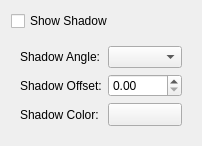
First picture: the form in libs/widgets/KoShadowConfigWidget.ui, repository KDE/krita, before the edit.
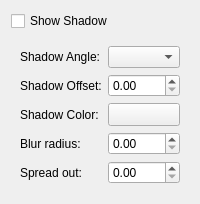
Second picture: the form after the edit. Custom widgets are drawn as their Qt base class.

Commit message: blur and spread support for KoShapeShadow

Patch:
```diff
--- a/libs/widgets/KoShadowConfigWidget.ui
+++ b/libs/widgets/KoShadowConfigWidget.ui
@@ -6,8 +6,8 @@
    <rect>
     <x>0</x>
     <y>0</y>
-    <width>202</width>
-    <height>131</height>
+    <width>196</width>
+    <height>175</height>
    </rect>
   </property>
   <layout class="QGridLayout" name="gridLayout_2">
@@ -28,7 +28,7 @@
         </property>
        </widget>
       </item>
-      <item row="0" column="1">
+      <item row="0" column="1" colspan="2">
        <widget class="KoSliderCombo" name="shadowAngle"/>
       </item>
       <item row="1" column="0">
@@ -38,7 +38,7 @@
         </property>
        </widget>
       </item>
-      <item row="1" column="1">
+      <item row="1" column="1" colspan="2">
        <widget class="KoUnitDoubleSpinBox" name="shadowOffset"/>
       </item>
       <item row="2" column="0">
@@ -48,7 +48,7 @@
         </property>
        </widget>
       </item>
-      <item row="2" column="1">
+      <item row="2" column="1" colspan="2">
        <widget class="QToolButton" name="shadowColor">
         <property name="sizePolicy">
          <sizepolicy hsizetype="MinimumExpanding" vsizetype="Fixed">
@@ -58,6 +58,26 @@
         </property>
        </widget>
       </item>
+      <item row="3" column="0">
+       <widget class="QLabel" name="label_4">
+        <property name="text">
+         <string>Blur radius:</string>
+        </property>
+       </widget>
+      </item>
+      <item row="3" column="1" colspan="2">
+       <widget class="KoUnitDoubleSpinBox" name="shadowBlur"/>
+      </item>
+      <item row="4" column="0">
+       <widget class="QLabel" name="label_5">
+        <property name="text">
+         <string>Spread out:</string>
+        </property>
+       </widget>
+      </item>
+      <item row="4" column="1" colspan="2">
+       <widget class="KoUnitDoubleSpinBox" name="shadowSpread"/>
+      </item>
      </layout>
     </widget>
    </item>
```
The commit also changes 5 other files.
